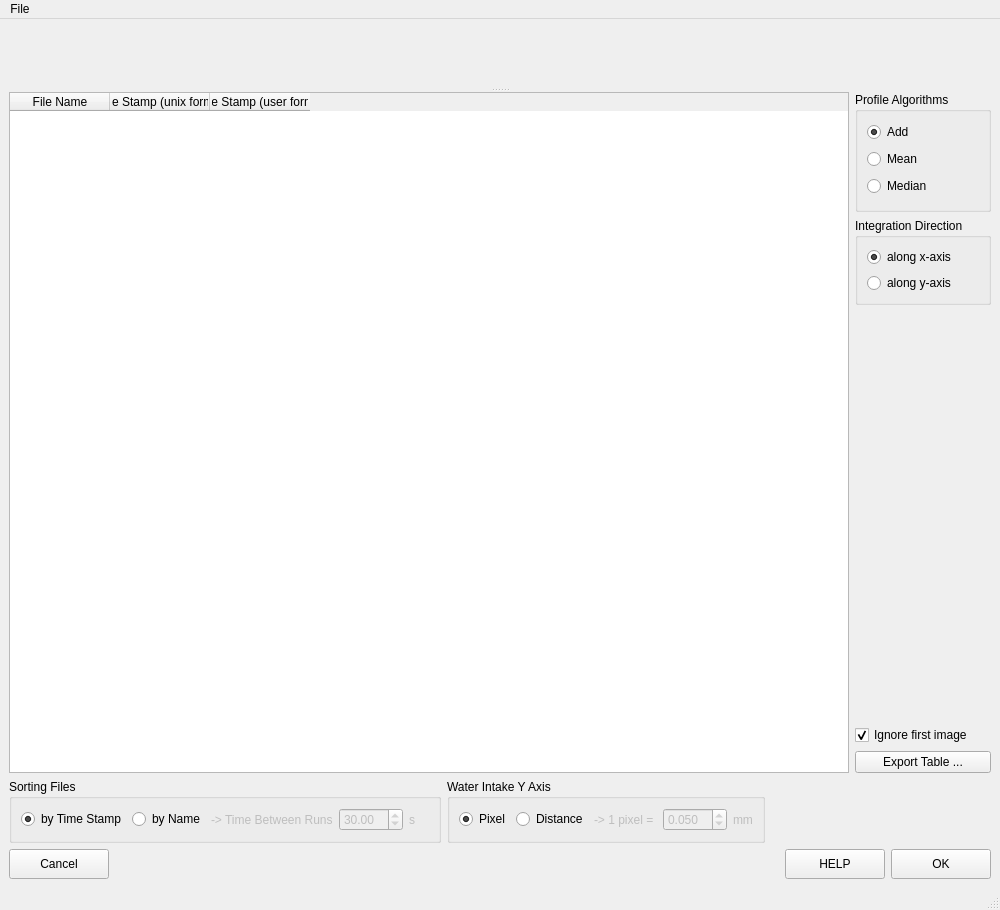
This is ui/ui_water_intake_profile.ui in neutronimaging/python_notebooks as Qt 5 draws it before an edit. The edited form follows.
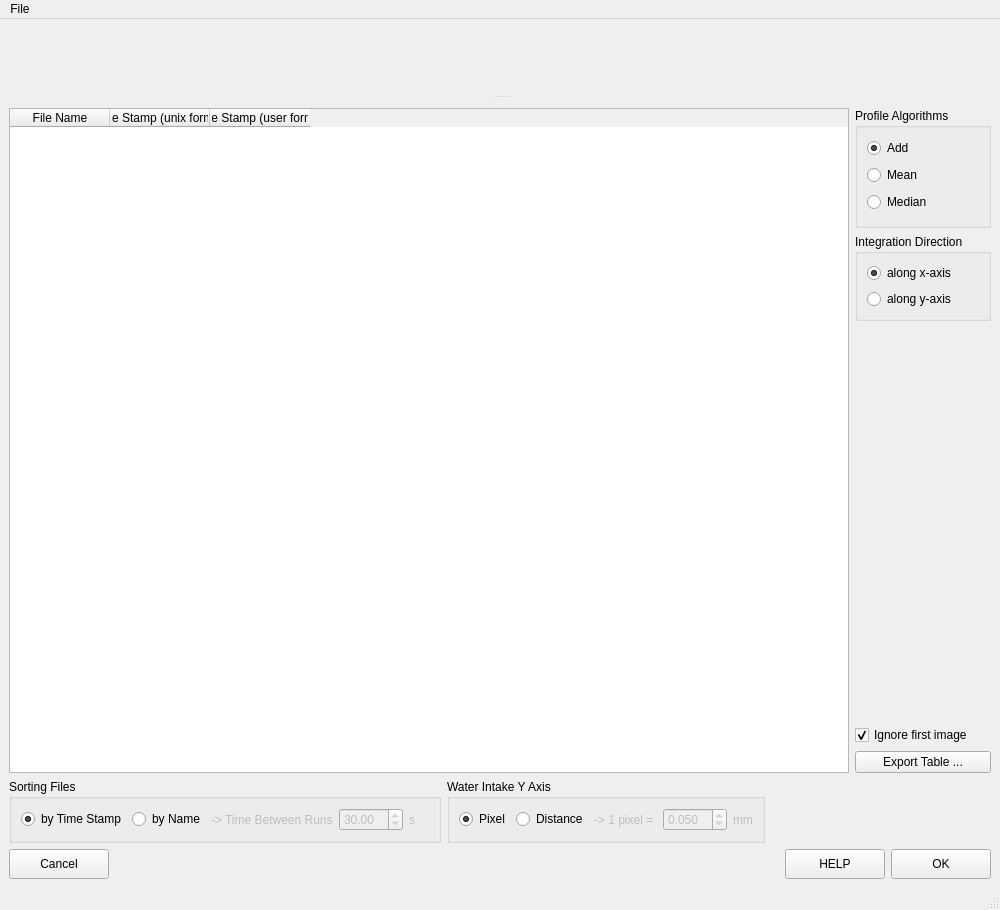
This is the edited form.

What changed in the file:
```diff
--- a/ui/ui_water_intake_profile.ui
+++ b/ui/ui_water_intake_profile.ui
@@ -29,9 +29,18 @@
     </item>
     <item>
      <widget class="QSplitter" name="splitter">
+      <property name="midLineWidth">
+       <number>5</number>
+      </property>
       <property name="orientation">
        <enum>Qt::Vertical</enum>
       </property>
+      <property name="opaqueResize">
+       <bool>true</bool>
+      </property>
+      <property name="handleWidth">
+       <number>22</number>
+      </property>
       <widget class="QWidget" name="widget" native="true">
        <property name="sizePolicy">
         <sizepolicy hsizetype="Expanding" vsizetype="Maximum">
```
